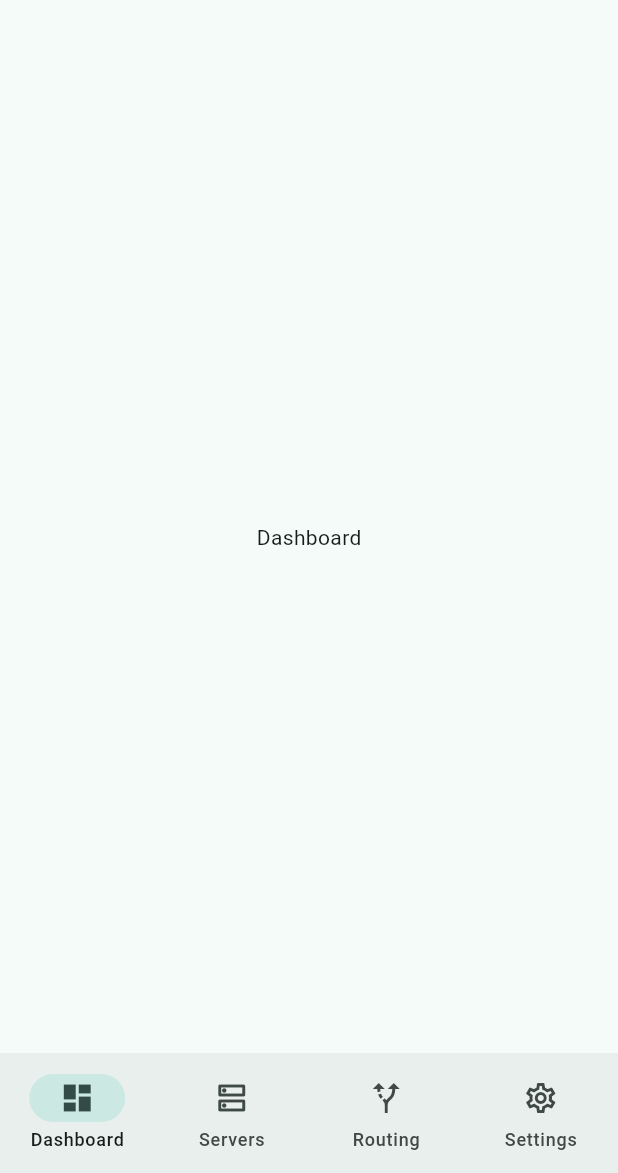
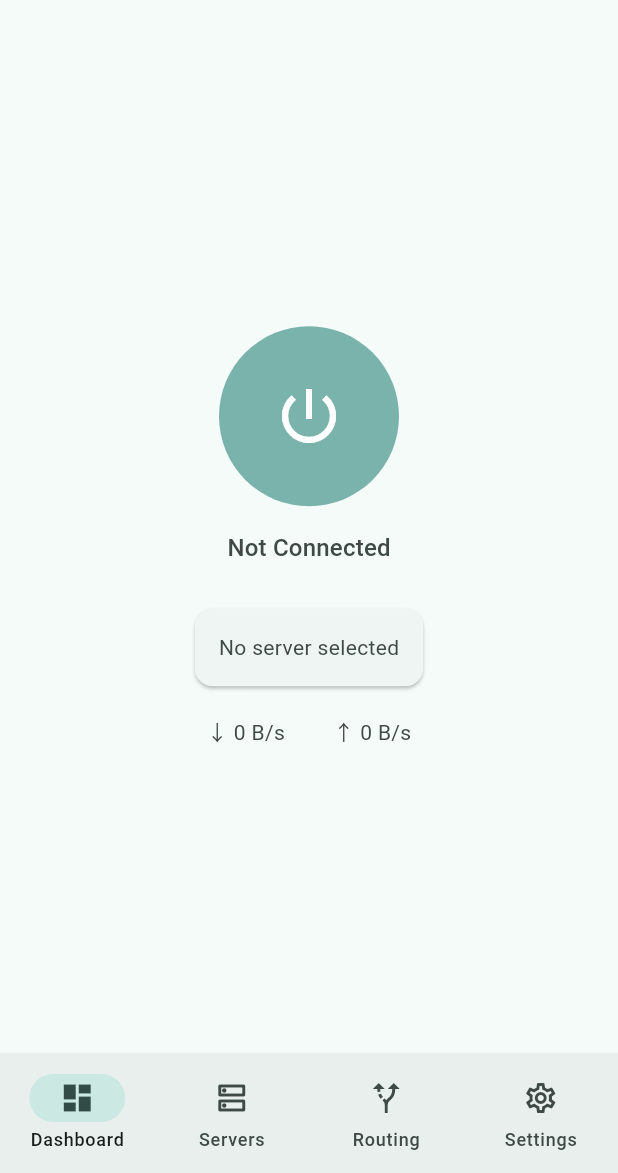
Before and after one commit to arggh-22/arma_app, a Flutter app: the screen it shows after launch, on a phone screen of 412 x 824 dp, the part 63-1236 px from its top. Run offline on Flutter 3.47's test engine with Material 3 defaults, Android fonts, the phone set to English and light mode, and no system bars; our stand-ins replace equatable, flutter_riverpod, freezed_annotation, gap, go_router, hive_ce and 3 more; accounts and stored records are empty; generated files the repository leaves out were written again.

Commit message:
feat(01-04): build dashboard screen with connect button, server card, and traffic stats
- Replace dashboard placeholder with ConsumerWidget using localized strings
- Create 120dp circular connect button (disabled at 50% opacity, snackbar on tap)
- Create active server card showing protocol badge or 'No server selected'
- Create static traffic stats placeholder with download/upload speed labels

```diff
--- a/lib/features/dashboard/presentation/screens/dashboard_screen.dart
+++ b/lib/features/dashboard/presentation/screens/dashboard_screen.dart
@@ -1,16 +1,52 @@
 import 'package:flutter/material.dart';
+import 'package:flutter_riverpod/flutter_riverpod.dart';
+import 'package:gap/gap.dart';
 
-/// Dashboard screen placeholder.
+import 'package:arma_proxy_vpn_client/core/l10n/app_localizations.dart';
+import 'package:arma_proxy_vpn_client/features/dashboard/presentation/widgets/active_server_card.dart';
+import 'package:arma_proxy_vpn_client/features/dashboard/presentation/widgets/connect_button.dart';
+import 'package:arma_proxy_vpn_client/features/dashboard/presentation/widgets/traffic_stats_placeholder.dart';
+
+/// Dashboard screen — home screen of the app.
 ///
-/// Will be replaced with full implementation in Plan 04.
-class DashboardScreen extends StatelessWidget {
+/// Shows the placeholder connect button (Phase 1 disabled),
+/// connection state label, active server card, and traffic stats.
+class DashboardScreen extends ConsumerWidget {
   const DashboardScreen({super.key});
 
   @override
-  Widget build(BuildContext context) {
+  Widget build(BuildContext context, WidgetRef ref) {
+    final l10n = AppLocalizations.of(context)!;
+
     return Scaffold(
-      appBar: AppBar(title: const Text('Arma VPN')),
-      body: const Center(child: Text('Dashboard')),
+      appBar: AppBar(
+        title: Text(
+          l10n.appName,
+          style: Theme.of(context).textTheme.titleLarge,
+        ),
+      ),
+      body: Center(
+        child: Column(
+          mainAxisAlignment: MainAxisAlignment.center,
+          children: [
+            const ConnectButton(),
+            const Gap(16),
+            Text(
+              l10n.notConnected,
+              style: Theme.of(context).textTheme.titleMedium?.copyWith(
+                    color: Theme.of(context).colorScheme.onSurfaceVariant,
+                  ),
+            ),
+            const Gap(24),
+            const Padding(
+              padding: EdgeInsets.symmetric(horizontal: 16),
+              child: ActiveServerCard(),
+            ),
+            const Gap(16),
+            const TrafficStatsPlaceholder(),
+          ],
+        ),
+      ),
     );
   }
 }
--- /dev/null
+++ b/lib/features/dashboard/presentation/widgets/active_server_card.dart
@@ -0,0 +1,79 @@
+import 'package:flutter/material.dart';
+import 'package:flutter_riverpod/flutter_riverpod.dart';
+import 'package:gap/gap.dart';
+
+import 'package:arma_proxy_vpn_client/core/l10n/app_localizations.dart';
+import 'package:arma_proxy_vpn_client/core/theme/app_colors.dart';
+import 'package:arma_proxy_vpn_client/features/server/presentation/providers/active_server_provider.dart';
+
+/// Card widget showing the currently active/selected server.
+///
+/// Displays server name, protocol badge, and address when a server
+/// is selected. Shows "No server selected" fallback otherwise.
+class ActiveServerCard extends ConsumerWidget {
+  const ActiveServerCard({super.key});
+
+  @override
+  Widget build(BuildContext context, WidgetRef ref) {
+    final server = ref.watch(activeServerProvider);
+    final l10n = AppLocalizations.of(context)!;
+    final theme = Theme.of(context);
+    final colorScheme = theme.colorScheme;
+
+    return Card(
+      color: colorScheme.surfaceContainerLow,
+      shape: RoundedRectangleBorder(
+        borderRadius: BorderRadius.circular(12),
+      ),
+      child: Padding(
+        padding: const EdgeInsets.all(16),
+        child: server == null
+            ? Text(
+                l10n.noServerSelected,
+                style: theme.textTheme.bodyMedium?.copyWith(
+                  color: colorScheme.onSurfaceVariant,
+                ),
+              )
+            : Row(
+                children: [
+                  Container(
+                    padding: const EdgeInsets.symmetric(
+                      horizontal: 8,
+                      vertical: 4,
+                    ),
+                    decoration: BoxDecoration(
+                      color: AppColors.protocolColor(server.protocol),
+                      borderRadius: BorderRadius.circular(6),
+                    ),
+                    child: Text(
+                      server.protocol.label,
+                      style: theme.textTheme.labelMedium?.copyWith(
+                        color: Colors.white,
+                      ),
+                    ),
+                  ),
+                  const Gap(8),
+                  Expanded(
+                    child: Column(
+                      crossAxisAlignment: CrossAxisAlignment.start,
+                      mainAxisSize: MainAxisSize.min,
+                      children: [
+                        Text(
+                          server.name,
+                          style: theme.textTheme.titleMedium,
+                        ),
+                        Text(
+                          server.address,
+                          style: theme.textTheme.bodyMedium?.copyWith(
+                            color: colorScheme.onSurfaceVariant,
+                          ),
+                        ),
+                      ],
+                    ),
+                  ),
+                ],
+              ),
+      ),
+    );
+  }
+}
--- /dev/null
+++ b/lib/features/dashboard/presentation/widgets/connect_button.dart
@@ -0,0 +1,46 @@
+import 'package:flutter/material.dart';
+
+import 'package:arma_proxy_vpn_client/core/constants/app_constants.dart';
+import 'package:arma_proxy_vpn_client/core/l10n/app_localizations.dart';
+
+/// Circular connect button for the Dashboard.
+///
+/// Phase 1 placeholder — disabled at 50% opacity.
+/// Tapping shows a snackbar indicating the feature is coming.
+/// 120dp diameter per UI-SPEC D-03.
+class ConnectButton extends StatelessWidget {
+  const ConnectButton({super.key});
+
+  @override
+  Widget build(BuildContext context) {
+    final l10n = AppLocalizations.of(context)!;
+    final colorScheme = Theme.of(context).colorScheme;
+
+    return Semantics(
+      label: 'Connect button, disabled',
+      child: GestureDetector(
+        onTap: () {
+          ScaffoldMessenger.of(context).showSnackBar(
+            SnackBar(
+              content: Text(l10n.disabledConnect),
+              duration: AppConstants.snackBarDurationShort,
+            ),
+          );
+        },
+        child: Container(
+          width: 120,
+          height: 120,
+          decoration: BoxDecoration(
+            shape: BoxShape.circle,
+            color: colorScheme.primary.withValues(alpha: 0.5),
+          ),
+          child: Icon(
+            Icons.power_settings_new,
+            color: colorScheme.onPrimary,
+            size: 48,
+          ),
+        ),
+      ),
+    );
+  }
+}
--- /dev/null
+++ b/lib/features/dashboard/presentation/widgets/traffic_stats_placeholder.dart
@@ -0,0 +1,29 @@
+import 'package:flutter/material.dart';
+import 'package:gap/gap.dart';
+
+import 'package:arma_proxy_vpn_client/core/l10n/app_localizations.dart';
+
+/// Static traffic stats placeholder for the Dashboard.
+///
+/// Shows "↓ 0 B/s" and "↑ 0 B/s" as static values.
+/// Real traffic monitoring will be implemented in Phase 2.
+class TrafficStatsPlaceholder extends StatelessWidget {
+  const TrafficStatsPlaceholder({super.key});
+
+  @override
+  Widget build(BuildContext context) {
+    final l10n = AppLocalizations.of(context)!;
+    final style = Theme.of(context).textTheme.bodyMedium?.copyWith(
+          color: Theme.of(context).colorScheme.onSurfaceVariant,
+        );
+
+    return Row(
+      mainAxisAlignment: MainAxisAlignment.center,
+      children: [
+        Text(l10n.downloadSpeed('0 B/s'), style: style),
+        const Gap(32),
+        Text(l10n.uploadSpeed('0 B/s'), style: style),
+      ],
+    );
+  }
+}
```
